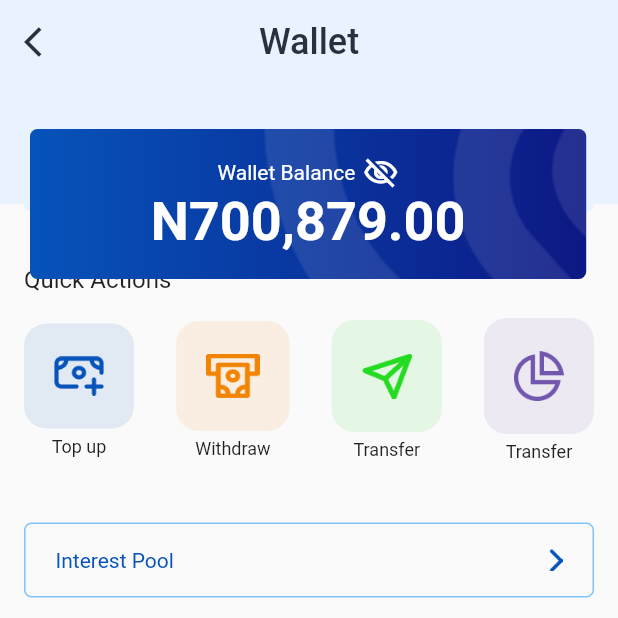
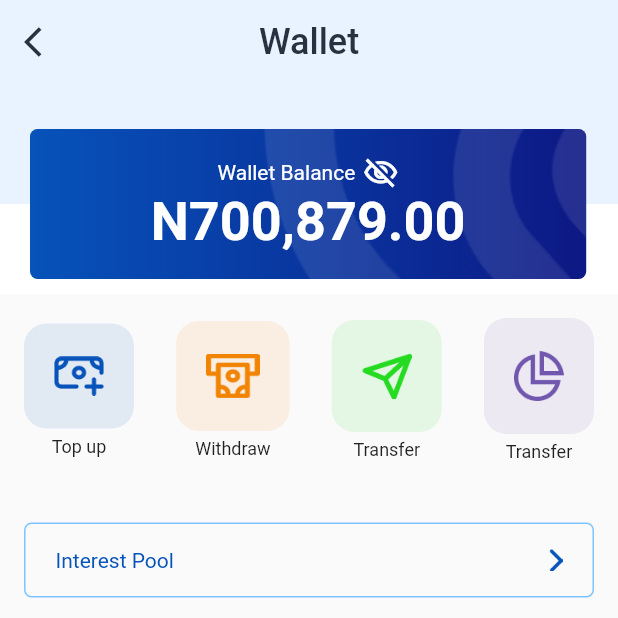
Before and after one commit to alextoyinore/reapclone, a Flutter app: the Wallet screen opened directly, scrolled down 102 dp, on a phone screen of 412 x 824 dp, the top half of it. Run offline on Flutter 3.47's test engine with Material 2 defaults, Android fonts, the phone set to English and light mode, and no system bars; our stand-ins replace fl_chart, google_fonts, tab_indicator_styler.

Commit message:
Minor adjustments

```diff
--- a/lib/screens/money_summary.dart
+++ b/lib/screens/money_summary.dart
@@ -116,7 +116,7 @@ class _MoneySummaryState extends State<MoneySummary> {
                           children: [
                             Container(
                               height: 6,
-                              width: MediaQuery.of(context).size.width * .45,
+                              width: MediaQuery.of(context).size.width * .40,
                               decoration: BoxDecoration(
                                 color: RColor.blueLight.withOpacity(.5),
                                 borderRadius: BorderRadius.circular(10),
@@ -132,6 +132,7 @@ class _MoneySummaryState extends State<MoneySummary> {
                             ),
                           ],
                         ),
+                        horizontalspace10,
                         Text(
                           'Pro Saver',
                           style: TextStyle(
@@ -253,6 +254,7 @@ class _MoneySummaryState extends State<MoneySummary> {
                   topLabel: 'Credit',
                   percent: 70.25,
                 ),
+                horizontalspace10,
                 MoneyRateInfo(
                   topLabel: 'Debit',
                   percent: 24.25,
--- a/lib/screens/wallet.dart
+++ b/lib/screens/wallet.dart
@@ -339,6 +339,15 @@ class _WalletState extends State<Wallet> {
           ),
           Positioned(
             child: Container(
+              height: 140,
+              width: MediaQuery.of(context).size.width,
+              decoration: BoxDecoration(
+                color: RColor.white,
+              ),
+            ),
+          ),
+          Positioned(
+            child: Container(
               height: 80,
               width: MediaQuery.of(context).size.width,
               decoration: BoxDecoration(
```
